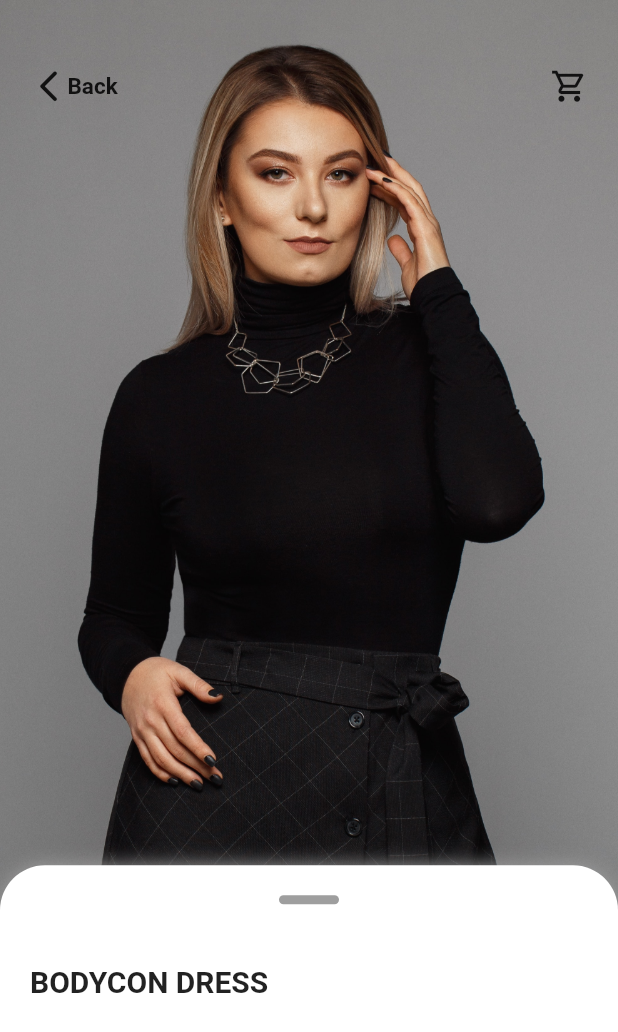
After one commit to Reivu/ecommerce_app_ui, a Flutter app: the screen it shows after launch, after a tap on an icon or button, on a phone screen of 412 x 824 dp. The commit adds this screen. Shown: the top 1032 px of the screen. Run offline on Flutter 3.47's test engine with Material 2 defaults, Android fonts, the phone set to English and light mode, and no system bars.

Commit message:
Update
Item Screen, Bottom Nav, Bottom Sheet

```diff
--- a/lib/main.dart
+++ b/lib/main.dart
@@ -1,5 +1,6 @@
+import 'package:ecommerce_app_ui/routes.dart';
 import 'package:ecommerce_app_ui/screens/home_screen.dart';
-import 'package:ecommerce_app_ui/widgets/bottom_nav.dart';
+import 'package:ecommerce_app_ui/widgets/home/bottom_nav.dart';
 import 'package:flutter/material.dart';
 
 void main() => runApp(const MyApp());
@@ -12,7 +13,10 @@ class MyApp extends StatelessWidget {
     return MaterialApp(
       debugShowCheckedModeBanner: false,
       title: 'E-commerce App',
+      initialRoute: '/',
+      onGenerateRoute: RoutesGenerator.generateRoute,
       home: Scaffold(
+        extendBody: true,
         body: Stack(
           children: const [
             HomeScreen(),
--- a/lib/models/recommendations_model.dart
+++ b/lib/models/recommendations_model.dart
@@ -12,7 +12,7 @@ class Recommendations {
   });
 }
 
-List<Recommendations> recomendations = [
+List<Recommendations> recommendations = [
   Recommendations(
     name: 'BODYCON DRESS',
     imageUrl: 'assets/images/1.jpg',
--- /dev/null
+++ b/lib/routes.dart
@@ -0,0 +1,36 @@
+import 'package:ecommerce_app_ui/models/recommendations_model.dart';
+import 'package:ecommerce_app_ui/screens/home_screen.dart';
+import 'package:ecommerce_app_ui/screens/item_screen.dart';
+import 'package:flutter/material.dart';
+
+class RoutesGenerator {
+  static Route<dynamic> generateRoute(RouteSettings settings) {
+    final args = settings.arguments;
+    switch (settings.name) {
+      case '/':
+        return MaterialPageRoute(
+          builder: (_) => const HomeScreen(),
+        );
+      case '/item':
+        if (args is Recommendations) {
+          return MaterialPageRoute(
+            builder: (_) => ItemScreen(recommendations: args),
+          );
+        }
+        return _error();
+      default:
+        return _error();
+    }
+  }
+
+  //Error
+  static Route<dynamic> _error() {
+    return MaterialPageRoute(
+      builder: (_) => const Scaffold(
+        body: Center(
+          child: Text('ERROR!'),
+        ),
+      ),
+    );
+  }
+}
--- a/lib/screens/home_screen.dart
+++ b/lib/screens/home_screen.dart
@@ -40,7 +40,7 @@ class HomeScreen extends StatelessWidget {
                     onPressed: () {},
                     icon: const Icon(
                       Icons.shopping_cart_outlined,
-                      size: 30.0,
+                      size: 25.0,
                     ),
                   ),
                 ],
@@ -49,7 +49,7 @@ class HomeScreen extends StatelessWidget {
             const Padding(
               padding: EdgeInsets.symmetric(horizontal: 20.0),
               child:
-                  Text('Enjoy your free shipping, your first code is: first'),
+                  Text('Enjoy your free shipping, your first code is: First'),
             ),
             //Recommendations
             const Expanded(
--- /dev/null
+++ b/lib/screens/item_screen.dart
@@ -0,0 +1,114 @@
+import 'package:ecommerce_app_ui/models/recommendations_model.dart';
+import 'package:flutter/material.dart';
+
+class ItemScreen extends StatelessWidget {
+  final Recommendations recommendations;
+  const ItemScreen({Key? key, required this.recommendations}) : super(key: key);
+
+  @override
+  Widget build(BuildContext context) {
+    return Scaffold(
+      body: Stack(
+        children: [
+          //Background
+          Image.asset(
+            recommendations.imageUrl,
+            fit: BoxFit.cover,
+            height: double.infinity,
+          ),
+          //Top Icon
+          Padding(
+            padding:
+                const EdgeInsets.symmetric(horizontal: 20.0, vertical: 45.0),
+            child: Row(
+              mainAxisAlignment: MainAxisAlignment.spaceBetween,
+              children: [
+                GestureDetector(
+                  onTap: () {
+                    Navigator.pop(context);
+                  },
+                  child: Row(
+                    children: const [
+                      Icon(
+                        Icons.arrow_back_ios_new_rounded,
+                        size: 25.0,
+                      ),
+                      Text(
+                        'Back',
+                        style: TextStyle(
+                          fontWeight: FontWeight.bold,
+                          fontSize: 15.0,
+                        ),
+                      ),
+                    ],
+                  ),
+                ),
+                const Icon(
+                  Icons.shopping_cart_outlined,
+                  size: 25.0,
+                ),
+              ],
+            ),
+          ),
+          _buildBottomSheet(),
+        ],
+      ),
+    );
+  }
+
+  Widget _buildBottomSheet() {
+    return DraggableScrollableSheet(
+      initialChildSize: 0.3,
+      minChildSize: 0.07,
+      maxChildSize: 0.5,
+      snap: true,
+      builder: (
+        BuildContext context,
+        ScrollController scrollController,
+      ) {
+        return Container(
+          decoration: const BoxDecoration(
+            color: Colors.white,
+            borderRadius: BorderRadius.only(
+              topLeft: Radius.circular(30.0),
+              topRight: Radius.circular(30.0),
+            ),
+            boxShadow: [
+              BoxShadow(
+                color: Colors.grey,
+                blurRadius: 10.0,
+              )
+            ],
+          ),
+          child: ListView(
+            padding: const EdgeInsets.all(0.0),
+            controller: scrollController,
+            children: [
+              Center(
+                child: Container(
+                  margin: const EdgeInsets.symmetric(vertical: 20.0),
+                  height: 6.0,
+                  width: 40.0,
+                  decoration: BoxDecoration(
+                    color: Colors.grey,
+                    borderRadius: BorderRadius.circular(3.0),
+                  ),
+                ),
+              ),
+              Padding(
+                padding: const EdgeInsets.all(20.0),
+                child: Text(
+                  recommendations.name,
+                  style: const TextStyle(
+                    fontSize: 20.0,
+                    fontWeight: FontWeight.bold,
+                  ),
+                ),
+              )
+            ],
+          ),
+        );
+      },
+    );
+  }
+}
--- a/lib/widgets/bottom_nav.dart
+++ b/lib/widgets/home/bottom_nav.dart
@@ -1,3 +1,5 @@
+// ignore_for_file: deprecated_member_use
+
 import 'package:flutter/material.dart';
 
 class BottomNav extends StatefulWidget {
@@ -7,59 +9,70 @@ class BottomNav extends StatefulWidget {
   State<BottomNav> createState() => _BottomNavState();
 }
 
+//Title is deprecated so still in progress (label can't contains Widget)
+//Or just use some third-party thing
+//Or custom tabbar
+//Or bottom appbar
 class _BottomNavState extends State<BottomNav> {
+  var _tabItem = 0;
+  void _onItemTapped(int index) {
+    setState(() {
+      _tabItem = index;
+    });
+  }
+
   @override
   Widget build(BuildContext context) {
-    var _tabItem = 0;
-    void _onItemTapped(int index) {
-      setState(() {
-        _tabItem = index;
-      });
-    }
-
-    //Title is deprecated so still in progress (label can't contains Widget)
-    //Or just use some third-party thing
-    //Or custom tabbar
     return ClipRRect(
       borderRadius: const BorderRadius.only(
-        topRight: Radius.circular(40),
-        topLeft: Radius.circular(40),
+        topLeft: Radius.circular(30.0),
+        topRight: Radius.circular(30.0),
       ),
       child: BottomNavigationBar(
         items: [
           BottomNavigationBarItem(
-            icon: const Text(
+            icon: Text(
               'Home',
-              style: TextStyle(fontWeight: FontWeight.bold),
+              style: TextStyle(
+                fontWeight: FontWeight.bold,
+                color: _tabItem == 0 ? Colors.blue : Colors.black,
+              ),
             ),
             title: showIndicator(_tabItem == 0),
           ),
           BottomNavigationBarItem(
-            icon: const Text(
-              'Favorite',
-              style: TextStyle(fontWeight: FontWeight.bold),
+            icon: Text(
+              'Favourite',
+              style: TextStyle(
+                fontWeight: FontWeight.bold,
+                color: _tabItem == 1 ? Colors.blue : Colors.black,
+              ),
             ),
             title: showIndicator(_tabItem == 1),
           ),
           BottomNavigationBarItem(
-            icon: const Text(
+            icon: Text(
               'Shop',
-              style: TextStyle(fontWeight: FontWeight.bold),
+              style: TextStyle(
+                fontWeight: FontWeight.bold,
+                color: _tabItem == 2 ? Colors.blue : Colors.black,
+              ),
             ),
             title: showIndicator(_tabItem == 2),
           ),
           BottomNavigationBarItem(
-            icon: const Text(
+            icon: Text(
               'Me',
-              style: TextStyle(fontWeight: FontWeight.bold),
+              style: TextStyle(
+                fontWeight: FontWeight.bold,
+                color: _tabItem == 3 ? Colors.blue : Colors.black,
+              ),
             ),
             title: showIndicator(_tabItem == 3),
           ),
         ],
         showUnselectedLabels: true,
-        selectedItemColor: Colors.blue,
         onTap: _onItemTapped,
-        currentIndex: _tabItem,
       ),
     );
   }
@@ -70,7 +83,7 @@ class _BottomNavState extends State<BottomNav> {
             padding: EdgeInsets.only(top: 4),
             child: Icon(
               Icons.brightness_1,
-              size: 10,
+              size: 7.0,
               color: Colors.blue,
             ),
           )
--- a/lib/widgets/home/recommendations_grid.dart
+++ b/lib/widgets/home/recommendations_grid.dart
@@ -39,7 +39,7 @@ class _RecommendationsGridState extends State<RecommendationsGrid> {
           ),
           Expanded(
             child: GridView.builder(
-              padding: const EdgeInsets.all(20.0),
+              padding: const EdgeInsets.fromLTRB(20.0, 20.0, 20.0, 50.0),
               gridDelegate: SliverGridDelegateWithFixedCrossAxisCount(
                 crossAxisCount: 2,
                 crossAxisSpacing: 20.0,
@@ -47,10 +47,17 @@ class _RecommendationsGridState extends State<RecommendationsGrid> {
                 childAspectRatio: (customWidth / customHeight),
               ),
               physics: const BouncingScrollPhysics(),
-              itemCount: recomendations.length,
+              itemCount: recommendations.length,
               itemBuilder: (BuildContext context, int index) {
-                Recommendations recommendation = recomendations[index];
-                return Column(
+                Recommendations recommendation = recommendations[index];
+                return GestureDetector(
+                  onTap: () {
+                    Navigator.of(context).pushNamed(
+                      '/item',
+                      arguments: recommendation,
+                    );
+                  },
+                  child: Column(
                     crossAxisAlignment: CrossAxisAlignment.start,
                     children: [
                       ClipRRect(
@@ -81,6 +88,7 @@ class _RecommendationsGridState extends State<RecommendationsGrid> {
                         style: const TextStyle(color: Colors.grey),
                       ),
                     ],
+                  ),
                 );
               },
             ),
```
Also changed, not shown: pubspec.yaml (+3 -11 lines). Lines whose indentation alone changed are shown as unchanged.
